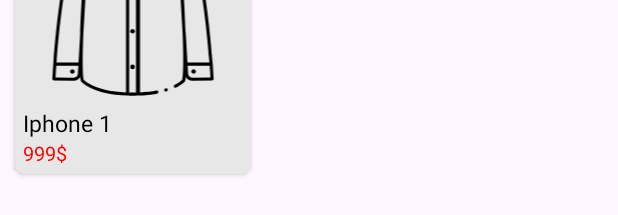
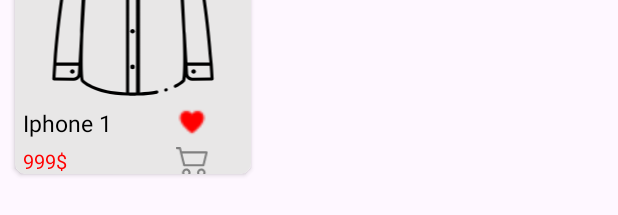
Before and after one commit to Sidv1405/CyberMart, an Android app: the layout item_product.xml on its own in the app's theme, with its tools: preview values and no code run, on a phone screen of 412 x 824 dp. Shown: the part 126-341 px from the top of the screen. Run offline under Robolectric (Android 15) with nearby library versions, the phone set to English and light mode, and no system bars.

Commit message:
update item_product.xml

```diff
--- a/app/src/main/res/layout/item_product.xml
+++ b/app/src/main/res/layout/item_product.xml
@@ -20,25 +20,57 @@
             android:layout_height="155dp"
             android:src="@drawable/clothes_nightwear_outfit_svgrepo_com" />
 
+        <LinearLayout
+            android:layout_width="match_parent"
+            android:layout_height="wrap_content"
+            android:orientation="horizontal">
+
             <TextView
                 android:id="@+id/name_product"
-            android:layout_width="match_parent"
+                android:layout_width="0dp"
                 android:layout_height="wrap_content"
+                android:layout_weight="1"
                 android:gravity="left"
                 android:paddingLeft="5dp"
                 android:text="Iphone 1"
                 android:textColor="@android:color/black"
                 android:textSize="15sp" />
 
+            <ImageView
+                android:id="@+id/ic_favorites_product"
+                android:layout_width="0dp"
+                android:layout_height="20dp"
+                android:layout_weight="1"
+                android:src="@drawable/ic_favorite_product" />
+        </LinearLayout>
+
+        <LinearLayout
+            android:layout_width="match_parent"
+            android:layout_height="wrap_content"
+            android:layout_marginTop="5dp"
+            android:orientation="horizontal">
+
             <TextView
                 android:id="@+id/price_product"
-            android:layout_width="match_parent"
+                android:layout_width="0dp"
+                android:layout_gravity="center"
                 android:layout_height="wrap_content"
+                android:layout_weight="1"
                 android:gravity="left"
                 android:paddingLeft="5dp"
                 android:text="999$"
                 android:textColor="#FF0000"
                 android:textSize="13sp" />
+
+            <ImageView
+                android:id="@+id/ic_add_to_cart"
+                android:layout_width="0dp"
+                android:layout_height="20dp"
+                android:layout_weight="1"
+                android:src="@drawable/shopping_cart_svg" />
+        </LinearLayout>
+
+
     </LinearLayout>
 
 </androidx.cardview.widget.CardView>
```
Also changed, not shown: app/src/main/res/drawable/ic_favorite_product.png (added). Lines whose indentation alone changed are shown as unchanged.
